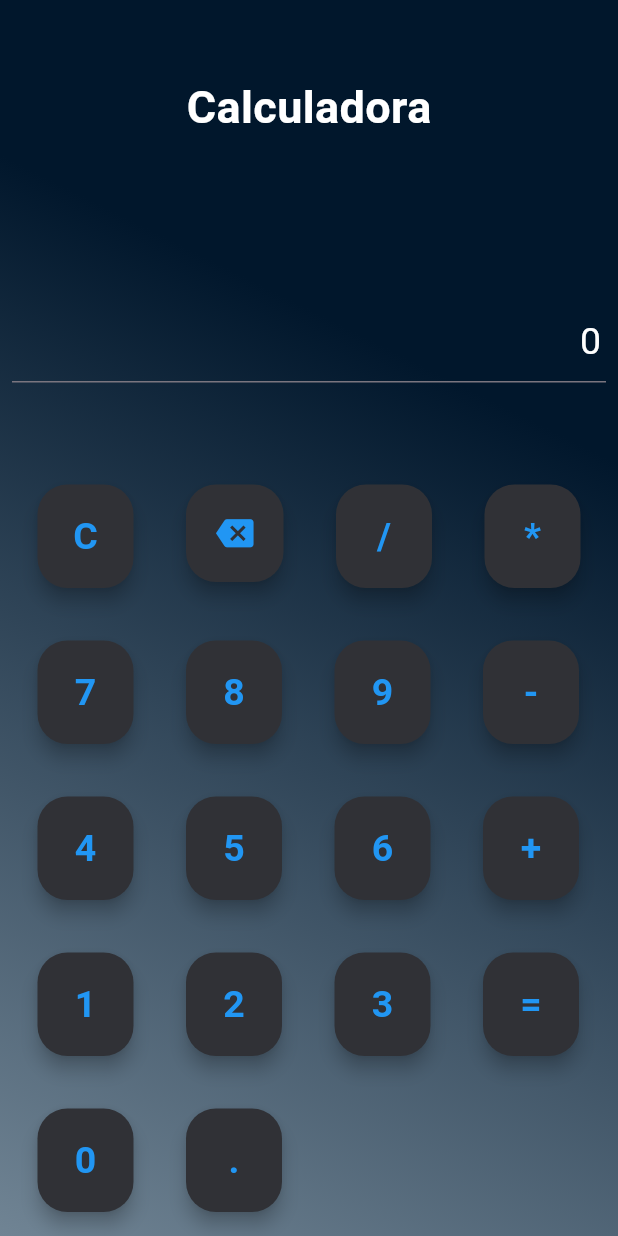
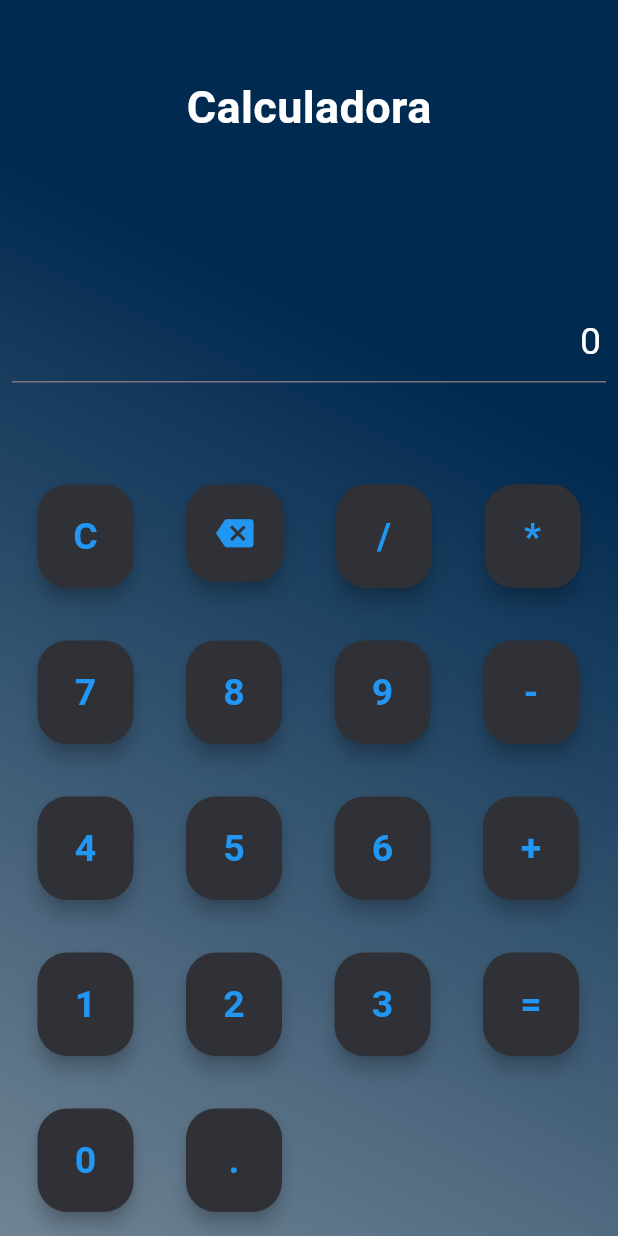
Before and after one commit to marcuslaraa/avaliacao01_calculadora, a Flutter app: the screen it shows after launch, on a phone screen of 412 x 824 dp. Run offline on Flutter 3.47's test engine with Material 3 defaults, Android fonts, the phone set to English and light mode, and no system bars; our stand-ins replace math_expressions.

Commit message:
refactor: update background color gradient in calculator UI

```diff
--- a/lib/main.dart
+++ b/lib/main.dart
@@ -154,7 +154,7 @@ class _CalculatorState extends State<Calculator> {
         decoration: const BoxDecoration(
           gradient: LinearGradient(
             colors: [
-              Color.fromARGB(255, 1, 23, 44),
+              Color.fromARGB(255, 1, 42, 80),
               Color.fromARGB(255, 112, 132, 148),
             ],
             stops: [0.3, 1],
```
